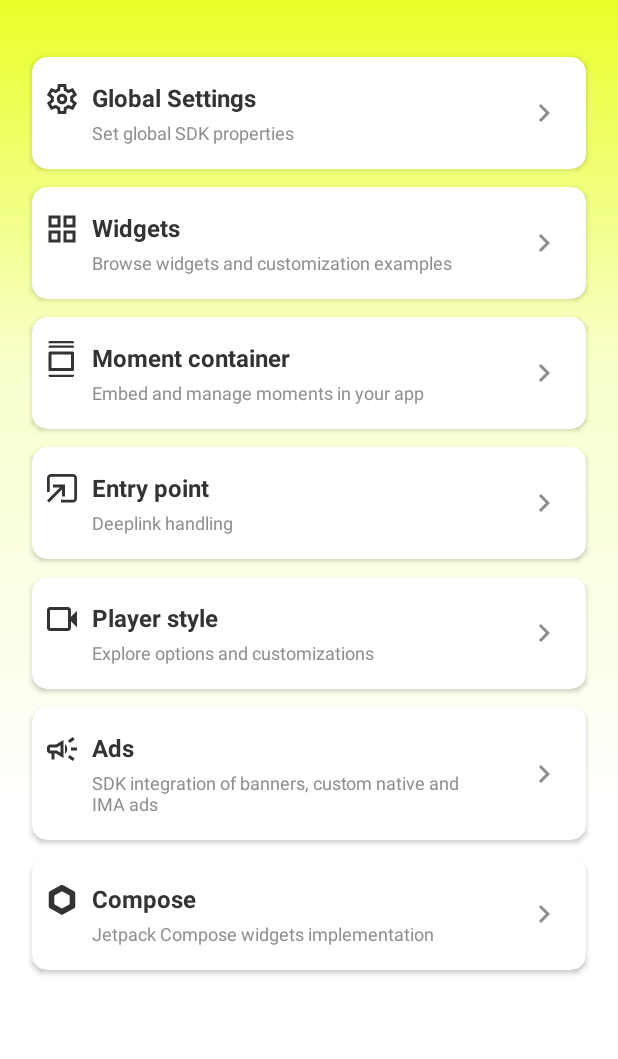
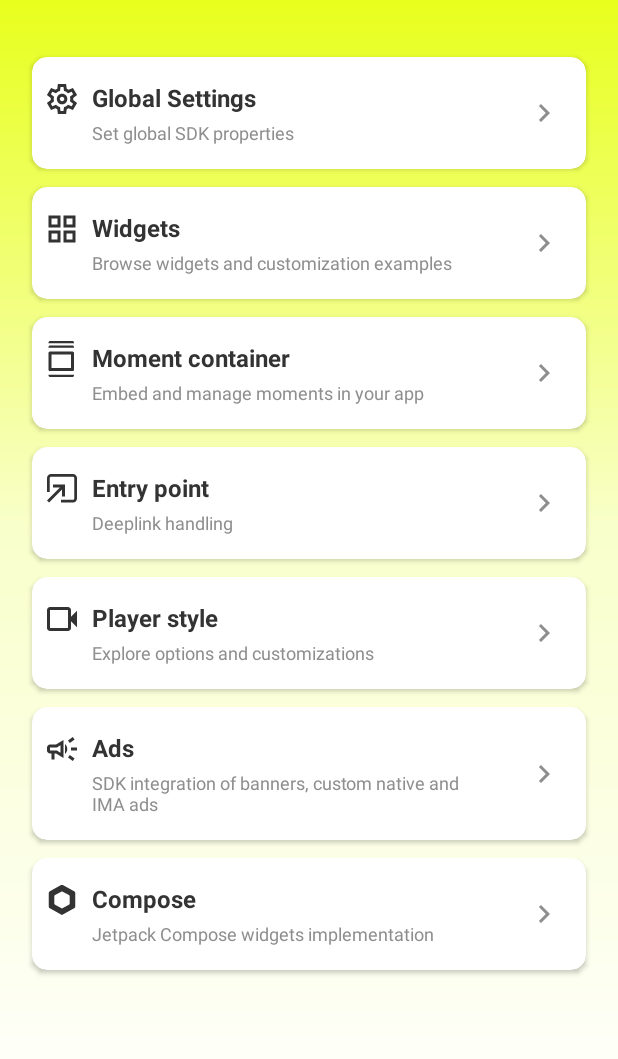
Before and after one commit to WSCSports/blaze-sample-android-v2, an Android app built with Jetpack Compose: the screen it shows after launch (MainActivity), on a phone screen of 412 x 824 dp, the part 87-1146 px from its top. Run offline under Robolectric (Android 15) with nearby library versions, the phone set to English and light mode, and no system bars; libraries missing offline, so code that uses them is left out: com.blaze.blazesdk; 2 statements that could not run were skipped.

```diff
--- a/app/src/main/res/layout/activity_main.xml
+++ b/app/src/main/res/layout/activity_main.xml
@@ -4,13 +4,13 @@
     xmlns:tools="http://schemas.android.com/tools"
     android:id="@+id/main"
     android:layout_width="match_parent"
-    android:layout_height="match_parent">
+    android:layout_height="match_parent"
+    android:background="@drawable/wsc_background_gradient">
 
     <FrameLayout
         android:id="@+id/homeFragmentHeaderBackground"
         android:layout_width="0dp"
         android:layout_height="600dp"
-        android:background="@drawable/wsc_background_gradient"
         app:layout_constraintTop_toTopOf="parent"
         app:layout_constraintEnd_toEndOf="parent"
         app:layout_constraintStart_toStartOf="parent" />
--- /dev/null
+++ b/core/ui/src/main/res/values-v27/themes.xml
@@ -0,0 +1,17 @@
+<?xml version="1.0" encoding="utf-8"?>
+<resources>
+
+    <style name="Theme.Blazesampleandroid" parent="Theme.Material3.DayNight.NoActionBar">
+        <!-- Customize your light theme here. -->
+        <item name="android:windowBackground">@color/window_background</item>
+        <item name="android:statusBarColor">@color/window_background</item>
+        <item name="android:windowLightStatusBar">true</item> <!-- for light icons -->
+        <item name="colorPrimary">@color/primary</item>
+        <item name="colorSecondaryContainer">@color/wsc_accent</item>
+        <item name="materialButtonStyle">@style/BlazeSampleButtonStyle</item>
+        <item name="textInputStyle">@style/CustomTextInputLayout</item>
+        <item name="editTextStyle">@style/CustomTextInputEditText</item>
+        <item name="android:navigationBarColor">@color/window_background</item>
+        <item name="android:windowLightNavigationBar">true</item>
+    </style>
+</resources>
```
Also changed, not shown: samples/ads/src/main/java/com/wscsports/blaze_sample_android/samples/ads/AdsSampleActivity.kt (+6 -5 lines), samples/widgets/src/main/java/com/wscsports/blaze_sample_android/samples/widgets/screens/VideosGridFragment.kt (+6 -6 lines), samples/widgets/src/main/java/com/wscsports/blaze_sample_android/samples/widgets/screens/VideosRowFragment.kt (+6 -6 lines).
